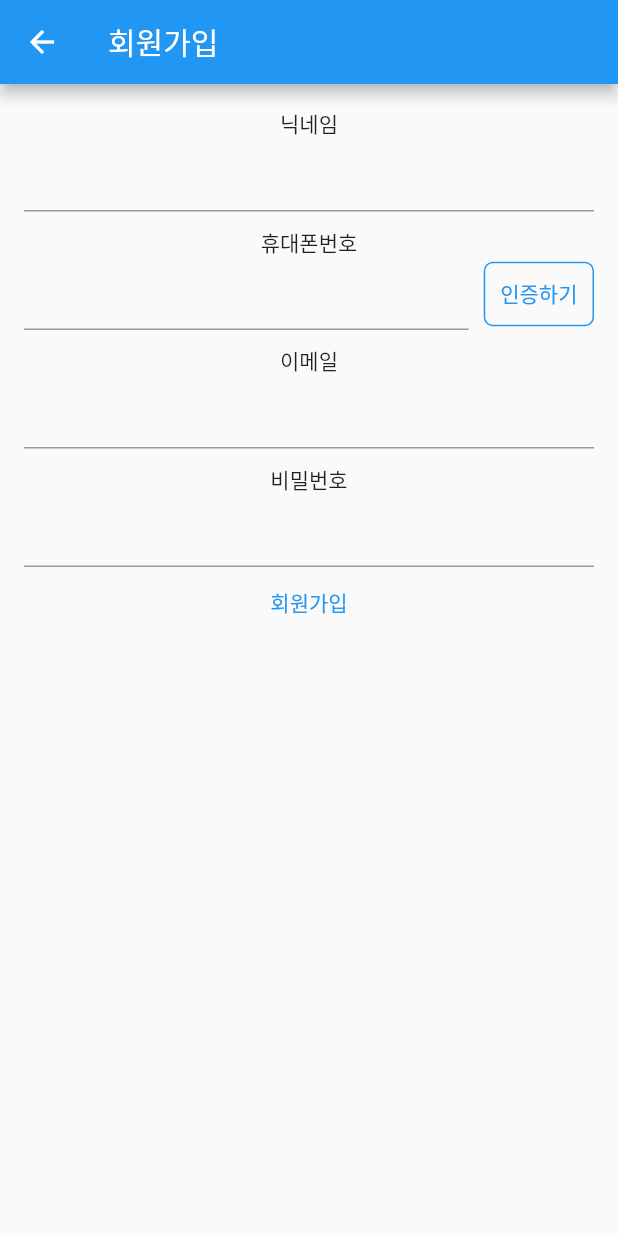
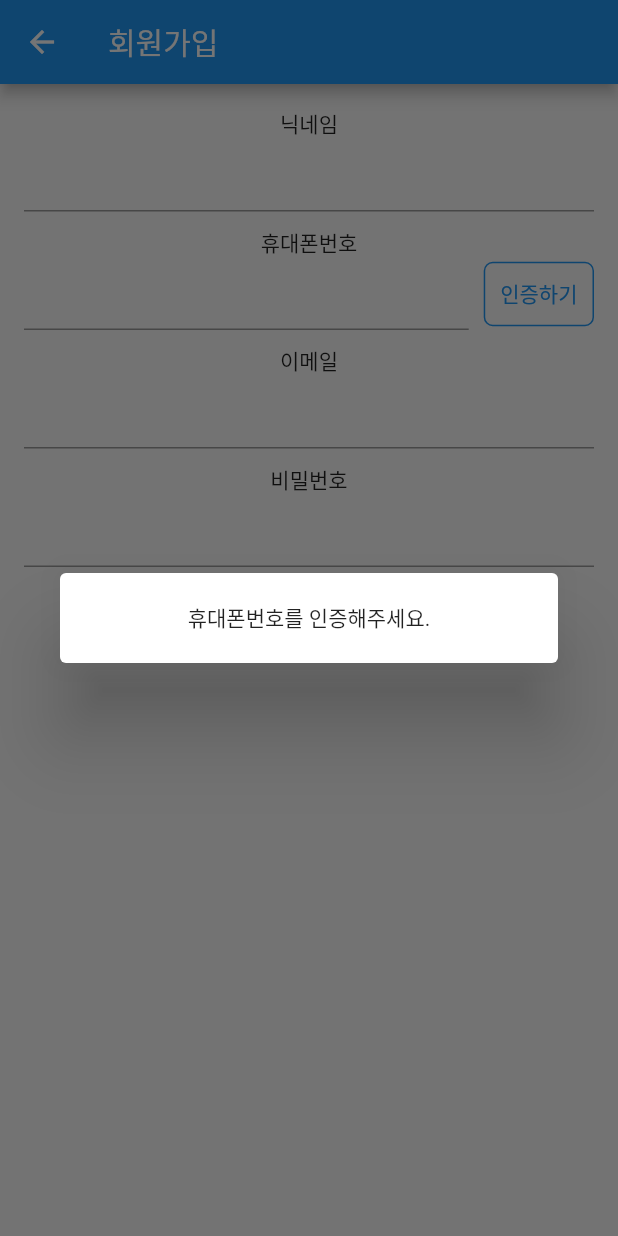
Before and after one commit to okinawaa/MobileProgramming, a Flutter app: the RegisterScreen screen opened directly, after a tap on "회원가입", on a phone screen of 412 x 824 dp. Run offline on Flutter 3.47's test engine with Material 2 defaults, Android fonts, the phone set to English and light mode, and no system bars; our stand-ins replace cached_network_image, cloud_firestore, expandable_text, firebase_auth, firebase_core, firebase_storage and 17 more; missing offline and left inert: photo_manager, photofilters; accounts and stored records are empty.

Commit message:
feat: chanhyuk_talk 회원가입 로그아웃 로직 구현 완료

```diff
--- /dev/null
+++ b/flutter_chanhyuk_talk/lib/models/user.dart
@@ -0,0 +1,50 @@
+class User {
+  final String id;
+  final String name;
+  final String imageUrl;
+  final String email;
+  final String password;
+  final String phone;
+  final String notificationToken;
+  final List chatRoomList;
+
+  User({
+    required this.id,
+    required this.name,
+    required this.imageUrl,
+    required this.email,
+    required this.password,
+    required this.phone,
+    required this.notificationToken,
+    required this.chatRoomList,
+  });
+
+  factory User.fromJson(json) => User(
+        id: json['id'],
+        name: json['name'],
+        imageUrl: json['imageUrl'],
+        email: json['email'],
+        password: json['password'],
+        phone: json['phone'],
+        notificationToken: json['notificationToken'] ?? '',
+        chatRoomList: json['chatRoomList'].map((chatRoom) {
+          return {
+            'id': chatRoom['id'],
+            'userList': chatRoom['userList'],
+          };
+        }).toList(),
+      );
+
+  Map<String, dynamic> toMap() {
+    return {
+      'id': id,
+      'name': name,
+      'imageUrl': imageUrl,
+      'email': email,
+      'password': password,
+      'phone': phone,
+      'notificationToken': notificationToken,
+      'chatRoomList': chatRoomList,
+    };
+  }
+}
--- a/flutter_chanhyuk_talk/lib/screens/register/register_page.dart
+++ b/flutter_chanhyuk_talk/lib/screens/register/register_page.dart
@@ -1,5 +1,7 @@
 import 'package:flutter/material.dart';
 import 'package:flutter_chanhyuk_talk/components/register/form_item.dart';
+import 'package:flutter_chanhyuk_talk/controllers/user_controller.dart';
+import 'package:get/get.dart';
 
 class RegisterScreen extends StatefulWidget {
   const RegisterScreen({Key? key}) : super(key: key);
@@ -10,14 +12,47 @@ class RegisterScreen extends StatefulWidget {
 
 class _RegisterScreenState extends State<RegisterScreen> {
   bool phoneChecked = false;
-  final GlobalKey _formKey = GlobalKey<FormState>();
+  final GlobalKey<FormState> _formKey = GlobalKey<FormState>();
   String _name = "";
   String _phone = "";
   String _email = "";
   String _password = "";
 
   void buttonPressed(BuildContext context) async {
-    return;
+    if (!phoneChecked) {
+      Get.dialog(const Dialog(
+        child: SizedBox(
+          width: double.infinity,
+          height: 60,
+          child: Center(
+            child: Text("휴대폰번호를 인증해주세요."),
+          ),
+        ),
+      ));
+      return;
+    }
+
+    if (_formKey.currentState!.validate()) {
+      FocusScope.of(context).unfocus();
+      // 값저장
+      _formKey.currentState!.save();
+      bool registered = await UserController.to.registerUser(
+          name: _name, phone: _phone, email: _email, password: _password);
+
+      if (registered) {
+        Future.delayed(
+            const Duration(seconds: 1), () => Get.offAllNamed("/main"));
+      } else {
+        Get.dialog(Dialog(
+          child: Container(
+            alignment: Alignment.center,
+            width: double.infinity,
+            height: 100,
+            child: const Text('회원가입 실패'),
+          ),
+        ));
+      }
+    }
   }
 
   @override
```
Also changed, not shown: flutter_chanhyuk_talk/lib/components/common/button.dart (added, +31 -0 lines), flutter_chanhyuk_talk/lib/controllers/local_controller.dart (added, +39 -0 lines), flutter_chanhyuk_talk/lib/controllers/user_controller.dart (added, +85 -0 lines), flutter_chanhyuk_talk/lib/main.dart (+7 -1 lines), flutter_chanhyuk_talk/lib/screens/main/main_screen.dart (+38 -4 lines), flutter_chanhyuk_talk/lib/screens/notification/notification_screen.dart (added, +28 -0 lines), flutter_chanhyuk_talk/lib/screens/start/start_screen.dart (+11 -0 lines).
